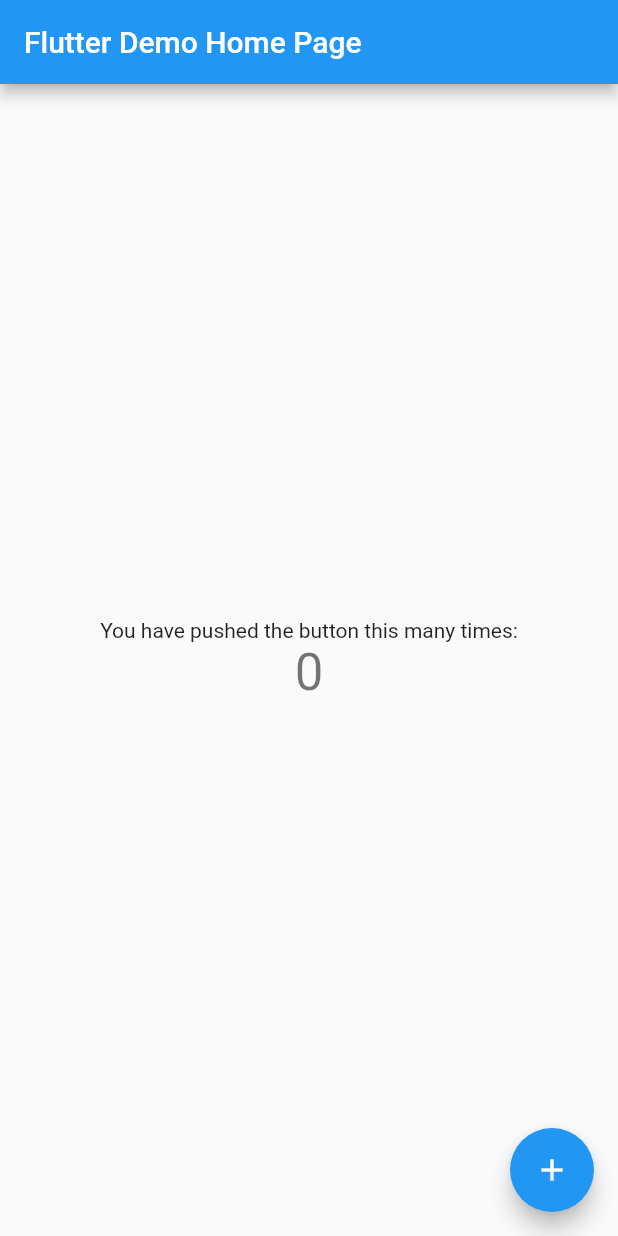
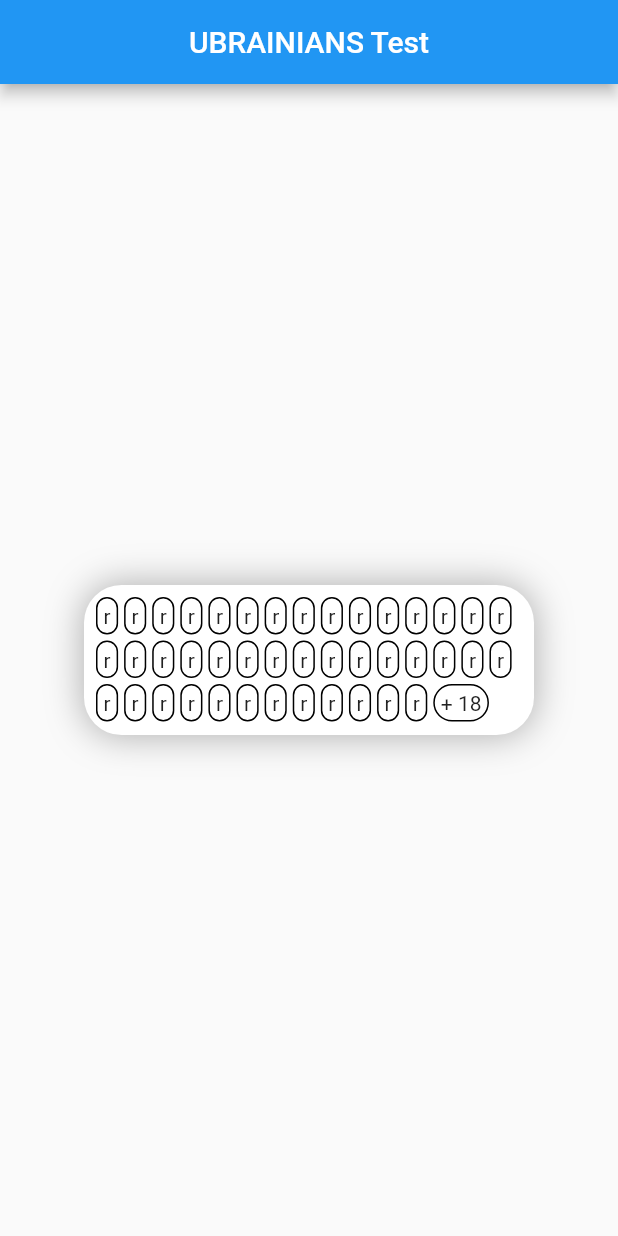
Before and after one commit to Stas2603/tags, a Flutter app: the screen it shows after launch, on a phone screen of 412 x 824 dp. Run offline on Flutter 3.47's test engine with Material 2 defaults, Android fonts, the phone set to English and light mode, and no system bars.

Commit message:
FL-2 Main Screen

```diff
--- a/lib/main.dart
+++ b/lib/main.dart
@@ -1,115 +1,6 @@
 import 'package:flutter/material.dart';
+import 'package:ubrainians_test/src/ubrainians_test.dart';
 
 void main() {
-  runApp(const MyApp());
+  runApp(const UbrainiansTest());
 }
-
-class MyApp extends StatelessWidget {
-  const MyApp({super.key});
-
-  // This widget is the root of your application.
-  @override
-  Widget build(BuildContext context) {
-    return MaterialApp(
-      title: 'Flutter Demo',
-      theme: ThemeData(
-        // This is the theme of your application.
-        //
-        // Try running your application with "flutter run". You'll see the
-        // application has a blue toolbar. Then, without quitting the app, try
-        // changing the primarySwatch below to Colors.green and then invoke
-        // "hot reload" (press "r" in the console where you ran "flutter run",
-        // or simply save your changes to "hot reload" in a Flutter IDE).
-        // Notice that the counter didn't reset back to zero; the application
-        // is not restarted.
-        primarySwatch: Colors.blue,
-      ),
-      home: const MyHomePage(title: 'Flutter Demo Home Page'),
-    );
-  }
-}
-
-class MyHomePage extends StatefulWidget {
-  const MyHomePage({super.key, required this.title});
-
-  // This widget is the home page of your application. It is stateful, meaning
-  // that it has a State object (defined below) that contains fields that affect
-  // how it looks.
-
-  // This class is the configuration for the state. It holds the values (in this
-  // case the title) provided by the parent (in this case the App widget) and
-  // used by the build method of the State. Fields in a Widget subclass are
-  // always marked "final".
-
-  final String title;
-
-  @override
-  State<MyHomePage> createState() => _MyHomePageState();
-}
-
-class _MyHomePageState extends State<MyHomePage> {
-  int _counter = 0;
-
-  void _incrementCounter() {
-    setState(() {
-      // This call to setState tells the Flutter framework that something has
-      // changed in this State, which causes it to rerun the build method below
-      // so that the display can reflect the updated values. If we changed
-      // _counter without calling setState(), then the build method would not be
-      // called again, and so nothing would appear to happen.
-      _counter++;
-    });
-  }
-
-  @override
-  Widget build(BuildContext context) {
-    // This method is rerun every time setState is called, for instance as done
-    // by the _incrementCounter method above.
-    //
-    // The Flutter framework has been optimized to make rerunning build methods
-    // fast, so that you can just rebuild anything that needs updating rather
-    // than having to individually change instances of widgets.
-    return Scaffold(
-      appBar: AppBar(
-        // Here we take the value from the MyHomePage object that was created by
-        // the App.build method, and use it to set our appbar title.
-        title: Text(widget.title),
-      ),
-      body: Center(
-        // Center is a layout widget. It takes a single child and positions it
-        // in the middle of the parent.
-        child: Column(
-          // Column is also a layout widget. It takes a list of children and
-          // arranges them vertically. By default, it sizes itself to fit its
-          // children horizontally, and tries to be as tall as its parent.
-          //
-          // Invoke "debug painting" (press "p" in the console, choose the
-          // "Toggle Debug Paint" action from the Flutter Inspector in Android
-          // Studio, or the "Toggle Debug Paint" command in Visual Studio Code)
-          // to see the wireframe for each widget.
-          //
-          // Column has various properties to control how it sizes itself and
-          // how it positions its children. Here we use mainAxisAlignment to
-          // center the children vertically; the main axis here is the vertical
-          // axis because Columns are vertical (the cross axis would be
-          // horizontal).
-          mainAxisAlignment: MainAxisAlignment.center,
-          children: <Widget>[
-            const Text(
-              'You have pushed the button this many times:',
-            ),
-            Text(
-              '$_counter',
-              style: Theme.of(context).textTheme.headlineMedium,
-            ),
-          ],
-        ),
-      ),
-      floatingActionButton: FloatingActionButton(
-        onPressed: _incrementCounter,
-        tooltip: 'Increment',
-        child: const Icon(Icons.add),
-      ), // This trailing comma makes auto-formatting nicer for build methods.
-    );
-  }
-}
--- /dev/null
+++ b/lib/src/main_screen/main_screen_view_dynamic.dart
@@ -0,0 +1,131 @@
+import 'dart:math';
+import 'package:flutter/material.dart';
+
+const double _containerHeight = 100.0;
+const double _containerWidth = 300.0;
+const double _tagHeight = 25.0;
+double _tagsWidth = 0.0;
+int _countWrapWidgets = 0;
+const double _borderWidth = 1.0;
+int _countMaxColumn = ((_containerHeight - 16) / (_tagHeight + 2)).floor();
+int _countColumn = 1;
+
+String _generateRandomWord() {
+  Random random = Random();
+  String alphabet = 'abcdefghijklmnopqrstuvwxyz';
+  int length = random.nextInt(10) + 1;
+
+  return String.fromCharCodes(
+    List.generate(
+      length,
+      (_) => alphabet.codeUnitAt(random.nextInt(alphabet.length)),
+    ),
+  );
+}
+
+class MainScreenViewDynamic extends StatelessWidget {
+  const MainScreenViewDynamic({super.key});
+
+  @override
+  Widget build(BuildContext context) {
+    double containerWidth = _containerWidth - 16;
+    List<Widget> showItems = [];
+    List<String> stringList =
+        List.generate(60, (index) => _generateRandomWord());
+
+    List<Widget> list = [];
+
+    for (var element in stringList) {
+      list.add(_buildCustomTagTile(element));
+    }
+
+    for (var element in stringList) {
+      TextPainter textPainter = TextPainter()
+        ..text = TextSpan(text: element, style: null)
+        ..textDirection = TextDirection.ltr
+        ..layout(minWidth: 0, maxWidth: double.infinity);
+      textPainter.size.width;
+
+      if (containerWidth > _tagsWidth && _countMaxColumn > _countColumn) {
+        _tagsWidth = _tagsWidth + (textPainter.size.width + 12);
+        _countWrapWidgets++;
+        if (containerWidth <= _tagsWidth && _countMaxColumn > _countColumn) {
+          _tagsWidth = 0;
+          _tagsWidth = _tagsWidth + (textPainter.size.width + 12);
+          _countColumn++;
+        }
+      } else if (containerWidth > _tagsWidth &&
+          _countMaxColumn <= _countColumn) {
+        containerWidth = 235;
+        _tagsWidth = _tagsWidth + (textPainter.size.width + 12);
+        _countWrapWidgets++;
+        if (containerWidth < _tagsWidth && _countMaxColumn == _countColumn) {
+          _countWrapWidgets--;
+        }
+      }
+    }
+
+    int hideItem = list.length - (_countWrapWidgets - 1);
+
+    if (_countWrapWidgets < list.length || _countMaxColumn > _countColumn) {
+      showItems.addAll(list.take(_countWrapWidgets - 1));
+      showItems.add(_buildCustomTagTile('+ $hideItem'));
+    } else {
+      showItems.addAll(list);
+    }
+
+    return Scaffold(
+      appBar: AppBar(
+        title: const Text('UBRAINIANS Test'),
+        centerTitle: true,
+      ),
+      body: _buildBody(showItems),
+    );
+  }
+
+  Widget _buildBody(List<Widget> showItems) {
+    return Center(
+        child: Container(
+          height: _containerHeight,
+          width: _containerWidth,
+          decoration: BoxDecoration(
+            boxShadow: [
+              BoxShadow(
+                  color: Colors.black.withOpacity(0.3),
+                  offset: const Offset(0, 0),
+                  blurRadius: 20,
+                  spreadRadius: 1)
+            ],
+            color: Colors.white,
+            borderRadius: const BorderRadius.all(
+              Radius.circular(25),
+            ),
+          ),
+          child: Padding(
+              padding: const EdgeInsets.all(8.0),
+              child: Wrap(
+                spacing: 4,
+                runSpacing: 4,
+                children: showItems,
+              )),
+        ),
+      );
+  }
+
+  Widget _buildCustomTagTile(String title) {
+    return Container(
+      height: _tagHeight,
+      decoration: BoxDecoration(
+        border: Border.all(width: _borderWidth),
+        color: Colors.white,
+        borderRadius: const BorderRadius.all(
+          Radius.circular(25),
+        ),
+      ),
+      child: Padding(
+        padding: const EdgeInsets.all(4.0),
+        child: Text(title, overflow: TextOverflow.ellipsis),
+      ),
+    );
+  }
+}
--- /dev/null
+++ b/lib/src/ubrainians_test.dart
@@ -0,0 +1,13 @@
+import 'package:flutter/material.dart';
+import 'package:ubrainians_test/src/main_screen/main_screen_view_dynamic.dart';
+
+class UbrainiansTest extends StatelessWidget {
+  const UbrainiansTest({super.key});
+
+  @override
+  Widget build(BuildContext context) {
+    return const MaterialApp(
+      home: MainScreenViewDynamic(),
+    );
+  }
+}
--- a/pubspec.yaml
+++ b/pubspec.yaml
@@ -47,6 +47,7 @@
   # rules and activating additional ones.
   flutter_lints: ^2.0.0
 
+
 # For information on the generic Dart part of this file, see the
 # following page: https://dart.dev/tools/pub/pubspec
 
```
Also changed, not shown: lib/src/main_screen/main_screen_view_static.dart (added, +101 -0 lines), 1 other file.
